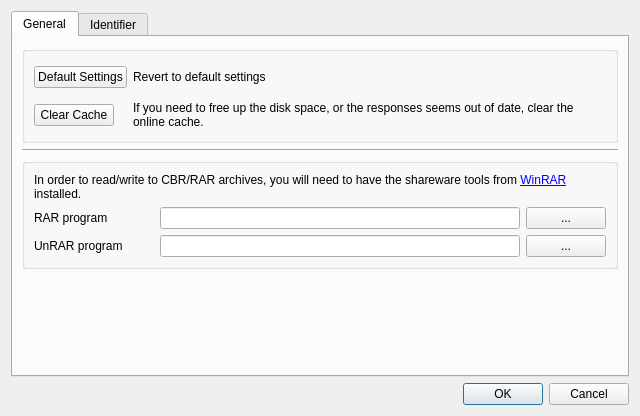
comictagger/comictagger, file settingswindow.ui: the form before one commit.
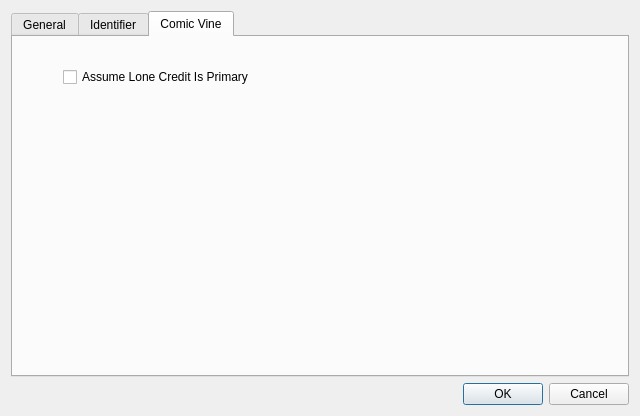
The form after the commit. The open tabs and pages were chosen to show the change.

Commit message: Added "assume lone credit is primary" to the UI

The edit to the form file:
```diff
--- a/settingswindow.ui
+++ b/settingswindow.ui
@@ -301,6 +301,24 @@
          </item>
         </layout>
        </widget>
+       <widget class="QWidget" name="tab_3">
+        <attribute name="title">
+         <string>Comic Vine</string>
+        </attribute>
+        <widget class="QCheckBox" name="cbxAssumeLoneCreditIsPrimary">
+         <property name="geometry">
+          <rect>
+           <x>50</x>
+           <y>30</y>
+           <width>241</width>
+           <height>20</height>
+          </rect>
+         </property>
+         <property name="text">
+          <string>Assume Lone Credit Is Primary</string>
+         </property>
+        </widget>
+       </widget>
       </widget>
      </item>
      <item>
```
The commit also changes 5 other files.
